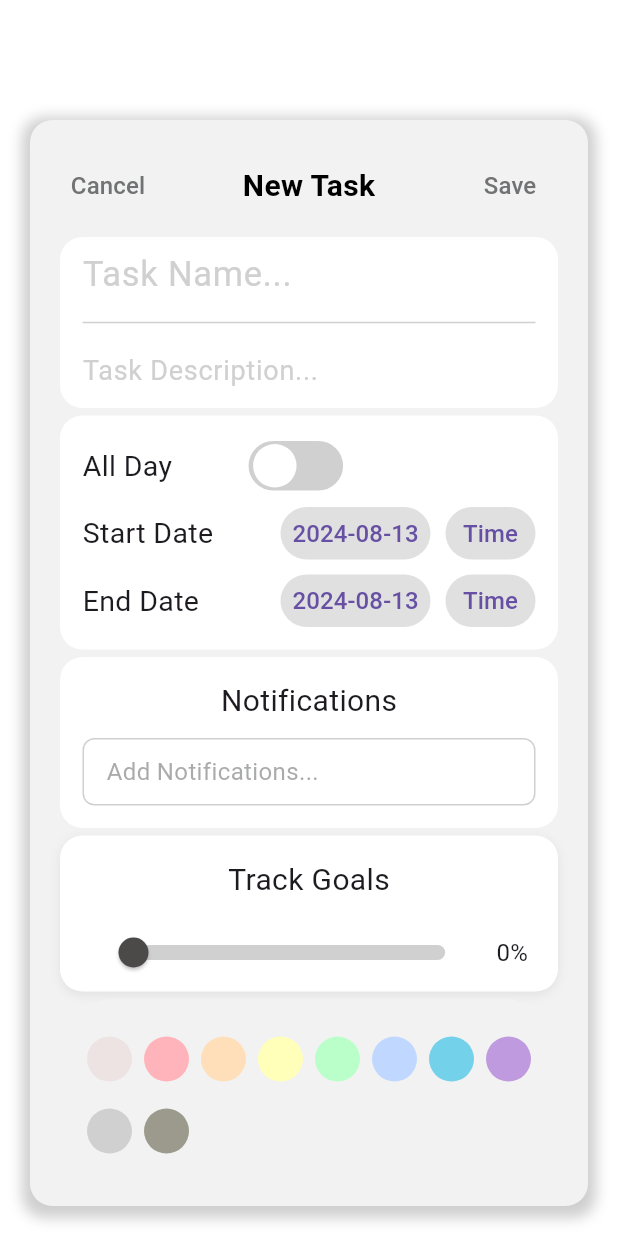
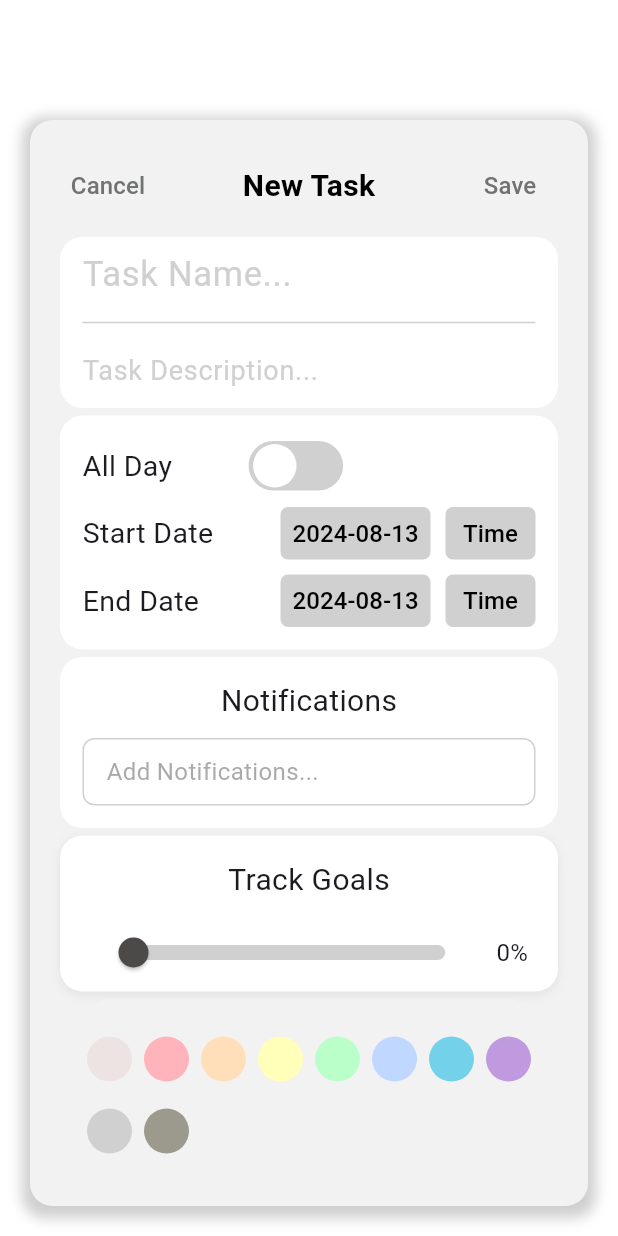
Before and after one commit to Fah4664/reminder-application, a Flutter app: the screen it shows after launch, item 2 of the bottom bar chosen, on a phone screen of 412 x 824 dp. Run offline on Flutter 3.47's test engine with Material 3 defaults, Android fonts, the phone set to English and light mode, and no system bars.

Commit message:
Update add_task_page.dart

```diff
--- a/lib/add_task_page.dart
+++ b/lib/add_task_page.dart
@@ -284,7 +284,10 @@ class AddTaskPageState extends State<AddTaskPage> {
                                         style: TextButton.styleFrom(
                                           padding: const EdgeInsets.all(3.0),
                                           backgroundColor:
-                                              const Color(0xFFe0e0e0),
+                                              const Color(0xFFd0d0d0),
+                                          shape: RoundedRectangleBorder(
+                                            borderRadius: BorderRadius.circular(5.0), // กำหนดความโค้งของขอบที่นี่
+                                          ),
                                         ),
                                         child: Text(
                                           startDate == null
@@ -292,7 +295,7 @@ class AddTaskPageState extends State<AddTaskPage> {
                                                   .format(DateTime.now())
                                               : DateFormat('yyyy-MM-dd')
                                                   .format(startDate!),
-                                          style: const TextStyle(fontSize: 16),
+                                          style: const TextStyle(fontSize: 16, color: Color(0xFF000000)),
                                         ),
                                       ),
                                     ),
@@ -311,13 +314,16 @@ class AddTaskPageState extends State<AddTaskPage> {
                                         style: TextButton.styleFrom(
                                           padding: const EdgeInsets.all(3.0),
                                           backgroundColor:
-                                              const Color(0xFFe0e0e0),
+                                              const Color(0xFFd0d0d0),
+                                          shape: RoundedRectangleBorder(
+                                            borderRadius: BorderRadius.circular(5.0), // กำหนดความโค้งของขอบที่นี่
+                                          ),
                                         ),
                                         child: Text(
                                           startTime == null
                                               ? 'Time'
                                               : startTime!.format(context),
-                                          style: const TextStyle(fontSize: 16),
+                                          style: const TextStyle(fontSize: 16, color: Color(0xFF000000)),
                                         ),
                                       ),
                                     ),
@@ -352,7 +358,10 @@ class AddTaskPageState extends State<AddTaskPage> {
                                         style: TextButton.styleFrom(
                                           padding: const EdgeInsets.all(3.0),
                                           backgroundColor:
-                                              const Color(0xFFe0e0e0),
+                                              const Color(0xFFd0d0d0),
+                                          shape: RoundedRectangleBorder(
+                                            borderRadius: BorderRadius.circular(5.0), // กำหนดความโค้งของขอบที่นี่
+                                          ),
                                         ),
                                         child: Text(
                                           endDate == null
@@ -360,7 +369,7 @@ class AddTaskPageState extends State<AddTaskPage> {
                                                   .format(DateTime.now())
                                               : DateFormat('yyyy-MM-dd')
                                                   .format(endDate!),
-                                          style: const TextStyle(fontSize: 16),
+                                          style: const TextStyle(fontSize: 16, color: Color(0xFF000000)),
                                         ),
                                       ),
                                     ),
@@ -379,13 +388,16 @@ class AddTaskPageState extends State<AddTaskPage> {
                                         style: TextButton.styleFrom(
                                           padding: const EdgeInsets.all(3.0),
                                           backgroundColor:
-                                              const Color(0xFFe0e0e0),
+                                              const Color(0xFFd0d0d0),
+                                          shape: RoundedRectangleBorder(
+                                            borderRadius: BorderRadius.circular(5.0), // กำหนดความโค้งของขอบที่นี่
+                                          ),
                                         ),
                                         child: Text(
                                           endTime == null
                                               ? 'Time'
                                               : endTime!.format(context),
-                                          style: const TextStyle(fontSize: 16),
+                                          style: const TextStyle(fontSize: 16, color: Color(0xFF000000)),
                                         ),
                                       ),
                                     ),
@@ -415,7 +427,10 @@ class AddTaskPageState extends State<AddTaskPage> {
                                   }),
                                   style: TextButton.styleFrom(
                                     padding: const EdgeInsets.all(3.0),
-                                    backgroundColor: const Color(0xFFe0e0e0),
+                                    backgroundColor: const Color(0xFFd0d0d0),
+                                    shape: RoundedRectangleBorder(
+                                      borderRadius: BorderRadius.circular(5.0), // กำหนดความโค้งของขอบที่นี่
+                                    ),
                                   ),
                                   child: Text(
                                     startDate == null
@@ -423,7 +438,7 @@ class AddTaskPageState extends State<AddTaskPage> {
                                             .format(DateTime.now())
                                         : DateFormat('yyyy-MM-dd')
                                             .format(startDate!),
-                                    style: const TextStyle(fontSize: 16),
+                                    style: const TextStyle(fontSize: 16, color: Color(0xFF000000)),
                                   ),
                                 ),
                               ),
@@ -450,7 +465,11 @@ class AddTaskPageState extends State<AddTaskPage> {
                                   }),
                                   style: TextButton.styleFrom(
                                     padding: const EdgeInsets.all(3.0),
-                                    backgroundColor: const Color(0xFFe0e0e0),
+                                    backgroundColor: const Color(0xFFd0d0d0
+                                    ),
+                                    shape: RoundedRectangleBorder(
+                                      borderRadius: BorderRadius.circular(5.0), // กำหนดความโค้งของขอบที่นี่
+                                    ),
                                   ),
                                   child: Text(
                                     endDate == null
@@ -458,7 +477,7 @@ class AddTaskPageState extends State<AddTaskPage> {
                                             .format(DateTime.now())
                                         : DateFormat('yyyy-MM-dd')
                                             .format(endDate!),
-                                    style: const TextStyle(fontSize: 16),
+                                    style: const TextStyle(fontSize: 16, color: Color(0xFF000000)),
                                   ),
                                 ),
                               ),
```
